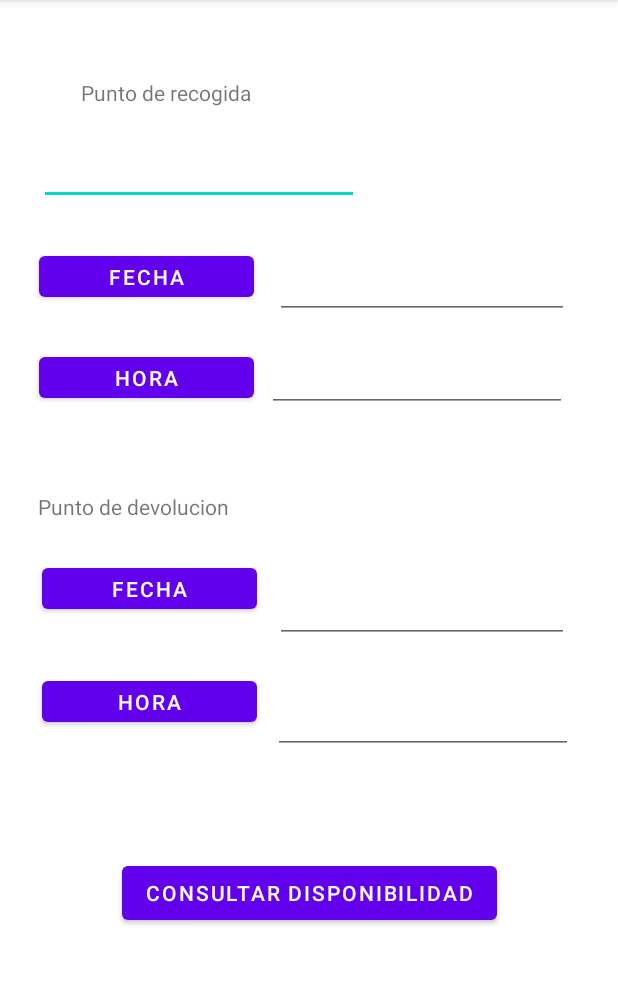
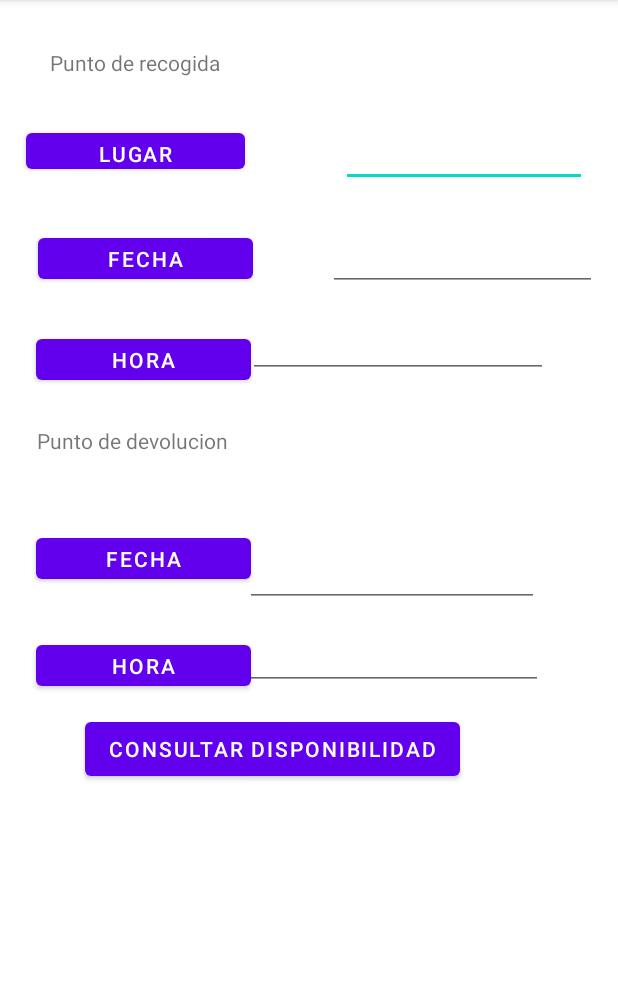
Before and after one commit to dieruiper/Alquiler-App, an Android app: the Activity_Reservar_Vehiculos screen opened directly, with no data from a screen before it, on a phone screen of 412 x 824 dp, the part 84-1068 px from its top. Run offline under Robolectric (Android 15) with nearby library versions, the phone set to English and light mode, and no system bars.

Commit message:
intento de pasar datos de una activity a otra

```diff
--- a/app/src/main/res/layout/activity_reservar_vehiculos.xml
+++ b/app/src/main/res/layout/activity_reservar_vehiculos.xml
@@ -6,12 +6,14 @@
     android:layout_height="match_parent">
 
     <Button
-        android:id="@+id/button"
+        android:id="@+id/consultar_disponibilidad"
         android:layout_width="wrap_content"
         android:layout_height="wrap_content"
-        android:layout_marginTop="84dp"
-        android:text="CONSULTAR DISPONIBILIDAD"
+        android:layout_marginTop="12dp"
+        android:onClick="Consultar_Disponibilidad"
+        android:text="@string/consultar_disponibilidad"
         app:layout_constraintEnd_toEndOf="parent"
+        app:layout_constraintHorizontal_bias="0.348"
         app:layout_constraintStart_toStartOf="parent"
         app:layout_constraintTop_toBottomOf="@+id/bhora2" />
 
@@ -19,22 +21,22 @@
         android:id="@+id/punto_recogida"
         android:layout_width="wrap_content"
         android:layout_height="wrap_content"
-        android:layout_marginTop="52dp"
+        android:layout_marginTop="32dp"
         android:text="Punto de recogida"
         app:layout_constraintEnd_toEndOf="parent"
-        app:layout_constraintHorizontal_bias="0.18"
+        app:layout_constraintHorizontal_bias="0.111"
         app:layout_constraintStart_toStartOf="parent"
         app:layout_constraintTop_toTopOf="parent" />
 
     <EditText
         android:id="@+id/editTextTextPersonName"
-        android:layout_width="wrap_content"
-        android:layout_height="wrap_content"
-        android:layout_marginTop="20dp"
+        android:layout_width="164dp"
+        android:layout_height="45dp"
+        android:layout_marginTop="28dp"
         android:ems="10"
         android:inputType="textPersonName"
         app:layout_constraintEnd_toEndOf="parent"
-        app:layout_constraintHorizontal_bias="0.13"
+        app:layout_constraintHorizontal_bias="0.918"
         app:layout_constraintStart_toStartOf="parent"
         app:layout_constraintTop_toBottomOf="@+id/punto_recogida" />
 
@@ -47,19 +49,19 @@
         android:onClick="onClick"
         android:text="FECHA"
         app:layout_constraintEnd_toStartOf="@+id/efecha"
-        app:layout_constraintHorizontal_bias="0.41"
+        app:layout_constraintHorizontal_bias="0.154"
         app:layout_constraintStart_toStartOf="parent"
         app:layout_constraintTop_toBottomOf="@+id/editTextTextPersonName" />
 
     <EditText
         android:id="@+id/efecha"
-        android:layout_width="196dp"
-        android:layout_height="64dp"
+        android:layout_width="179dp"
+        android:layout_height="57dp"
         android:layout_marginTop="12dp"
         android:ems="10"
         android:inputType="textPersonName"
         app:layout_constraintEnd_toEndOf="parent"
-        app:layout_constraintHorizontal_bias="0.85"
+        app:layout_constraintHorizontal_bias="0.939"
         app:layout_constraintStart_toStartOf="parent"
         app:layout_constraintTop_toBottomOf="@+id/editTextTextPersonName" />
 
@@ -72,7 +74,7 @@
         android:onClick="onClick"
         android:text="HORA"
         app:layout_constraintEnd_toStartOf="@+id/efecha"
-        app:layout_constraintHorizontal_bias="0.41"
+        app:layout_constraintHorizontal_bias="0.132"
         app:layout_constraintStart_toStartOf="parent"
         app:layout_constraintTop_toBottomOf="@+id/bfecha" />
 
@@ -80,11 +82,11 @@
         android:id="@+id/ehora"
         android:layout_width="200dp"
         android:layout_height="46dp"
-        android:layout_marginTop="16dp"
+        android:layout_marginTop="12dp"
         android:ems="10"
         android:inputType="textPersonName"
         app:layout_constraintEnd_toEndOf="parent"
-        app:layout_constraintHorizontal_bias="0.84"
+        app:layout_constraintHorizontal_bias="0.779"
         app:layout_constraintStart_toStartOf="parent"
         app:layout_constraintTop_toBottomOf="@+id/efecha" />
 
@@ -92,10 +94,10 @@
         android:id="@+id/punto_recogida2"
         android:layout_width="wrap_content"
         android:layout_height="wrap_content"
-        android:layout_marginTop="328dp"
+        android:layout_marginTop="284dp"
         android:text="Punto de devolucion"
         app:layout_constraintEnd_toEndOf="parent"
-        app:layout_constraintHorizontal_bias="0.09"
+        app:layout_constraintHorizontal_bias="0.087"
         app:layout_constraintStart_toStartOf="parent"
         app:layout_constraintTop_toTopOf="parent" />
 
@@ -104,10 +106,11 @@
         android:layout_width="143dp"
         android:layout_height="39dp"
         android:layout_marginStart="16dp"
-        android:layout_marginTop="236dp"
+        android:layout_marginTop="228dp"
         android:onClick="onClick"
         android:text="FECHA"
         app:layout_constraintEnd_toStartOf="@+id/efecha"
+        app:layout_constraintHorizontal_bias="0.133"
         app:layout_constraintStart_toStartOf="parent"
         app:layout_constraintTop_toBottomOf="@+id/editTextTextPersonName" />
 
@@ -115,11 +118,11 @@
         android:id="@+id/efecha2"
         android:layout_width="196dp"
         android:layout_height="64dp"
-        android:layout_marginTop="228dp"
+        android:layout_marginTop="216dp"
         android:ems="10"
         android:inputType="textPersonName"
         app:layout_constraintEnd_toEndOf="parent"
-        app:layout_constraintHorizontal_bias="0.85"
+        app:layout_constraintHorizontal_bias="0.756"
         app:layout_constraintStart_toStartOf="parent"
         app:layout_constraintTop_toBottomOf="@+id/editTextTextPersonName" />
 
@@ -128,10 +131,11 @@
         android:layout_width="143dp"
         android:layout_height="39dp"
         android:layout_marginStart="16dp"
-        android:layout_marginTop="244dp"
+        android:layout_marginTop="232dp"
         android:onClick="onClick"
         android:text="HORA"
         app:layout_constraintEnd_toStartOf="@+id/efecha"
+        app:layout_constraintHorizontal_bias="0.132"
         app:layout_constraintStart_toStartOf="parent"
         app:layout_constraintTop_toBottomOf="@+id/bfecha" />
 
@@ -139,12 +143,26 @@
         android:id="@+id/ehora2"
         android:layout_width="200dp"
         android:layout_height="46dp"
-        android:layout_marginTop="244dp"
+        android:layout_marginTop="220dp"
         android:ems="10"
         android:inputType="textPersonName"
         app:layout_constraintEnd_toEndOf="parent"
-        app:layout_constraintHorizontal_bias="0.86"
+        app:layout_constraintHorizontal_bias="0.763"
         app:layout_constraintStart_toStartOf="parent"
         app:layout_constraintTop_toBottomOf="@+id/efecha" />
 
+    <Button
+        android:id="@+id/btn_mapa_reserva"
+        android:layout_width="146dp"
+        android:layout_height="36dp"
+        android:layout_marginTop="20dp"
+        android:onClick="Actividad_Maps"
+        android:text="@string/btn_mapa_reserva"
+        app:layout_constraintBottom_toTopOf="@+id/bfecha"
+        app:layout_constraintEnd_toEndOf="parent"
+        app:layout_constraintHorizontal_bias="0.065"
+        app:layout_constraintStart_toStartOf="parent"
+        app:layout_constraintTop_toBottomOf="@+id/punto_recogida"
+        app:layout_constraintVertical_bias="0.243" />
+
 </androidx.constraintlayout.widget.ConstraintLayout>
--- a/app/src/main/res/values/strings.xml
+++ b/app/src/main/res/values/strings.xml
@@ -26,6 +26,15 @@
     <string name="bhora2">Hora</string>
     <string name="efecha2"> </string>
     <string name="ehora2"></string>
+    <string name="btn_mapa_reserva">Lugar</string>
+    <string name="consultar_disponibilidad">Consultar disponibilidad</string>
 
     <string name="VigoInfo"> OFICINA DE VIGO Abierto de 10:00-14:00 L-V Cerrado SyD</string>
+
+    /* Actividad Resumen_Reserva*/
+
+    <string name="fecha_recogida_resumen">Fecha recogida</string>
+    <string name="volver_reserva_vehiculos">Volver</string>
+
+
 </resources>
```
Also changed, not shown: app/src/main/AndroidManifest.xml (+5 -5 lines), app/src/main/java/com/example/mapaestaciones/Activity_Reservar_Vehiculos.java (+11 -1 lines), app/src/main/java/com/example/mapaestaciones/Resumen_Reserva.java (added, +29 -0 lines), app/src/main/res/layout/activity_resumen__reserva.xml (added, +29 -0 lines).
